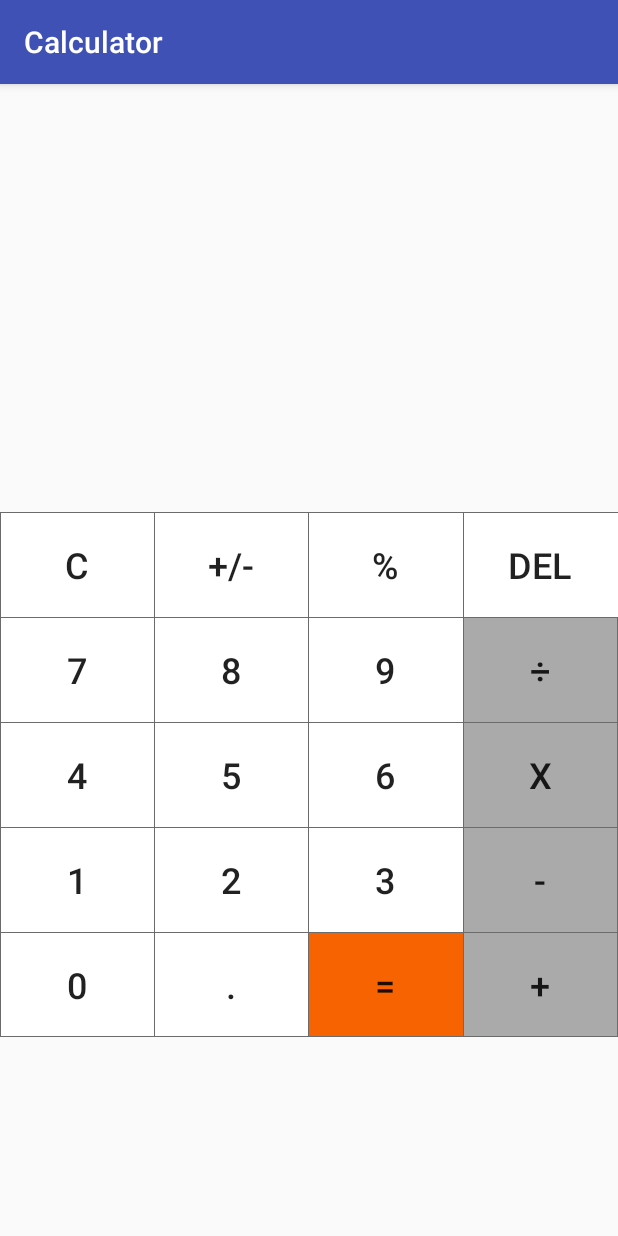
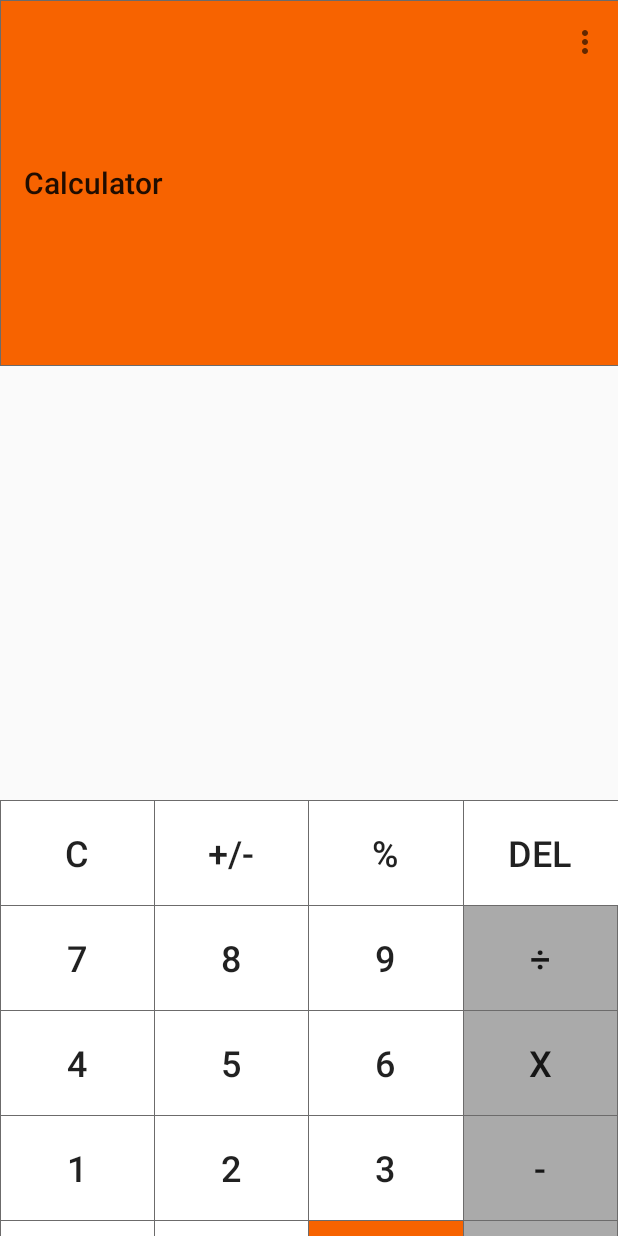
Before and after one commit to Qelit/Calculator, an Android app: the screen it shows after launch (MainActivity), on a phone screen of 412 x 824 dp. Run offline under Robolectric (Android 15) with nearby library versions, the phone set to English and light mode, and no system bars.

Commit message:
Add toolbar and style

```diff
--- a/app/src/main/AndroidManifest.xml
+++ b/app/src/main/AndroidManifest.xml
@@ -7,7 +7,7 @@
         android:icon="@mipmap/ic_launcher"
         android:label="@string/app_name"
         android:supportsRtl="true"
-        android:theme="@style/AppTheme">
+        android:theme="@style/appTheme">
         <activity android:name=".MainActivity">
             <intent-filter>
                 <action android:name="android.intent.action.MAIN" />
--- a/app/src/main/java/qelit/calculator/MainActivity.java
+++ b/app/src/main/java/qelit/calculator/MainActivity.java
@@ -5,7 +5,8 @@ import android.os.Build;
 import android.support.annotation.RequiresApi;
 import android.support.v7.app.AppCompatActivity;
 import android.os.Bundle;
-import android.util.Log;
+import android.support.v7.widget.Toolbar;
+import android.view.Menu;
 import android.view.View;
 import android.widget.Button;
 import android.widget.TextView;
@@ -13,6 +14,7 @@ import android.widget.Toast;
 
 
 public class MainActivity extends AppCompatActivity {
+    // определение переменных
     Button btnC, btnMin, btnPerc, btnDel, btnDiv, btnMul, btnMinus, btnPlus, btnEq, btnDot;
     Button btnZero, btn1, btn2, btn3, btn4, btn5, btn6, btn7, btn8, btn9;
     TextView tv1, tv2;
@@ -24,10 +26,14 @@ public class MainActivity extends AppCompatActivity {
     String zod = "";
     int der = 0;
 
+    @RequiresApi(api = Build.VERSION_CODES.LOLLIPOP)
     @Override
     protected void onCreate(Bundle savedInstanceState) {
         super.onCreate(savedInstanceState);
         setContentView(R.layout.activity_main);
+        Toolbar toolbar = (Toolbar) findViewById(R.id.toolbar);
+        setSupportActionBar(toolbar);
+        // кнопки и текст
         btnC = (Button) findViewById(R.id.btnC);
         btnMin = (Button) findViewById(R.id.btnMin);
         btnPerc = (Button) findViewById(R.id.btnPerc);
@@ -38,6 +44,7 @@ public class MainActivity extends AppCompatActivity {
         btnPlus = (Button) findViewById(R.id.btnPlus);
         btnEq = (Button) findViewById(R.id.btnEq);
         btnZero = (Button) findViewById(R.id.btnZero);
+        btnDot = (Button) findViewById(R.id.btnDot);
         btn1 = (Button) findViewById(R.id.btn1);
         btn2 = (Button) findViewById(R.id.btn2);
         btn3 = (Button) findViewById(R.id.btn3);
@@ -50,7 +57,7 @@ public class MainActivity extends AppCompatActivity {
         tv1 = (TextView) findViewById(R.id.tv1);
         tv2 = (TextView) findViewById(R.id.tv2);
     }
-
+        // цифровы кнопки и точка
     public void onClickNumb(View v){
         switch(v.getId()){
             case R.id.btnZero:
@@ -110,6 +117,7 @@ public class MainActivity extends AppCompatActivity {
                 break;
         }
     }
+    // кнопки операций
     @RequiresApi(api = Build.VERSION_CODES.N)
     public void onClickRes(View v){
         switch(v.getId()){
@@ -362,5 +370,10 @@ public class MainActivity extends AppCompatActivity {
         }
 
     }
-
+    // создание меню
+    @Override
+    public boolean onCreateOptionsMenu(Menu menu) {
+        getMenuInflater().inflate(R.menu.menu, menu);
+        return true;
+    }
 }
--- a/app/src/main/res/layout/activity_main.xml
+++ b/app/src/main/res/layout/activity_main.xml
@@ -4,6 +4,14 @@
     android:layout_width="match_parent"
     android:layout_height="match_parent"
     android:weightSum="1">
+
+    <android.support.v7.widget.Toolbar
+        android:layout_width="match_parent"
+        android:layout_height="50dp"
+        android:background="@drawable/equality"
+        android:minHeight="?attr/actionBarSize"
+        android:id="@+id/toolbar"
+        android:layout_weight="0.59" />
 
     <LinearLayout
         android:orientation="vertical"
--- /dev/null
+++ b/app/src/main/res/menu/menu.xml
@@ -0,0 +1,11 @@
+<menu xmlns:android="http://schemas.android.com/apk/res/android"
+    xmlns:app="http://schemas.android.com/apk/res-auto"
+    xmlns:tools="http://schemas.android.com/tools"
+    tools:context=".MainActivity">
+
+    <item android:id="@+id/action_settings"
+        android:title="@string/action_settings"
+        android:orderInCategory="100"
+        app:showAsAction="never" />
+
+</menu>
--- a/app/src/main/res/values/colors.xml
+++ b/app/src/main/res/values/colors.xml
@@ -3,4 +3,5 @@
     <color name="colorPrimary">#3F51B5</color>
     <color name="colorPrimaryDark">#303F9F</color>
     <color name="colorAccent">#FF4081</color>
+    <color name="toolbar_orange">#f46b03</color>
 </resources>
--- a/app/src/main/res/values/strings.xml
+++ b/app/src/main/res/values/strings.xml
@@ -1,5 +1,6 @@
 <resources>
     <string name="app_name">Calculator</string>
+    <string name="action_settings">Settings</string>
     <string name="c">C</string>
     <string name="min">+/-</string>
     <string name="percent">%</string>
--- a/app/src/main/res/values/styles.xml
+++ b/app/src/main/res/values/styles.xml
@@ -1,11 +1,6 @@
 <resources>
-
-    <!-- Base application theme. -->
-    <style name="AppTheme" parent="Theme.AppCompat.Light.DarkActionBar">
-        <!-- Customize your theme here. -->
-        <item name="colorPrimary">@color/colorPrimary</item>
-        <item name="colorPrimaryDark">@color/colorPrimaryDark</item>
-        <item name="colorAccent">@color/colorAccent</item>
+    <style name="appTheme" parent="Theme.AppCompat.Light.DarkActionBar">
+        <item name="windowActionBar">false</item>
+        <item name="windowNoTitle">true</item>
     </style>
-
 </resources>
```
